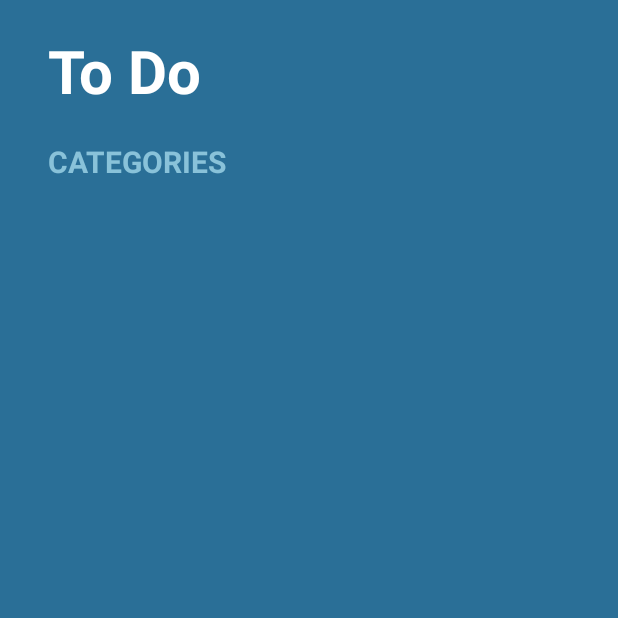
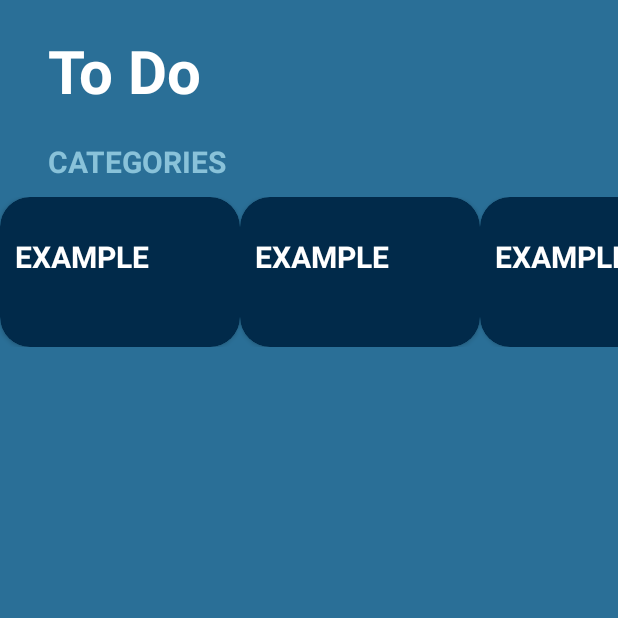
Before and after one commit to fitocr97/ToDo, an Android app: the screen it shows after launch (MainActivity), on a phone screen of 412 x 824 dp, the top half of it. Run offline under Robolectric (Android 15) with nearby library versions, the phone set to English and light mode, and no system bars.

Commit message:
The classes used by the recycler view to display data were created: CategoriesAdapter, CategoriesViewHolder, TaskCategory, and the card that will display the category information.

```diff
--- /dev/null
+++ b/app/src/main/java/com/example/todo/CategoriesAdapter.kt
@@ -0,0 +1,21 @@
+package com.example.todo
+
+import android.view.LayoutInflater
+import android.view.ViewGroup
+import androidx.recyclerview.widget.RecyclerView
+
+class CategoriesAdapter(private val categories:List<TaskCategory>):
+    RecyclerView.Adapter<CategoriesViewHolder>() {
+    override fun onCreateViewHolder(parent: ViewGroup, viewType: Int): CategoriesViewHolder {
+        val view = LayoutInflater.from(parent.context).inflate(R.layout.item_task_category,parent, false) //saca el contexto de el componente
+        return CategoriesViewHolder(view)
+    }
+
+    override fun getItemCount(): Int { //returns the length of the list
+        return categories.size
+    }
+
+    override fun onBindViewHolder(holder: CategoriesViewHolder, position: Int) {
+        holder.render(categories[position])
+    }
+}
--- /dev/null
+++ b/app/src/main/java/com/example/todo/CategoriesViewHolder.kt
@@ -0,0 +1,14 @@
+package com.example.todo
+
+import android.view.View
+import android.widget.TextView
+import androidx.recyclerview.widget.RecyclerView
+
+class CategoriesViewHolder(view:View) : RecyclerView.ViewHolder(view){
+    private val tvCategoryName:TextView = view.findViewById(R.id.tvCategoryMame)
+    private val divider:View = view.findViewById(R.id.divider)
+
+    fun render(taskCategory: TaskCategory){
+        tvCategoryName.text = "Example"
+    }
+}
--- a/app/src/main/java/com/example/todo/MainActivity.kt
+++ b/app/src/main/java/com/example/todo/MainActivity.kt
@@ -2,10 +2,35 @@ package com.example.todo
 
 import androidx.appcompat.app.AppCompatActivity
 import android.os.Bundle
+import androidx.recyclerview.widget.LinearLayoutManager
+import androidx.recyclerview.widget.RecyclerView
+
+private lateinit var rvCategories :RecyclerView
+private lateinit var categoriesAdapter: CategoriesAdapter
 
 class MainActivity : AppCompatActivity() {
+
+    private val categories = listOf(
+        TaskCategory.Personal,
+        TaskCategory.Business,
+        TaskCategory.Other
+    )
+
     override fun onCreate(savedInstanceState: Bundle?) {
         super.onCreate(savedInstanceState)
         setContentView(R.layout.activity_main)
+
+        initComponent()
+        initUi()
+    }
+
+    private fun initComponent() {
+        rvCategories = findViewById(R.id.rvCategories)
+    }
+
+    private fun initUi() {
+        categoriesAdapter = CategoriesAdapter(categories)
+        rvCategories.layoutManager = LinearLayoutManager(this, LinearLayoutManager.HORIZONTAL, false)
+        rvCategories.adapter = categoriesAdapter
     }
 }
--- /dev/null
+++ b/app/src/main/res/layout/item_task_category.xml
@@ -0,0 +1,41 @@
+<?xml version="1.0" encoding="utf-8"?>
+<androidx.cardview.widget.CardView xmlns:android="http://schemas.android.com/apk/res/android"
+    android:layout_width="160dp"
+    android:layout_height="100dp"
+    xmlns:app="http://schemas.android.com/apk/res-auto"
+    app:cardBackgroundColor="@color/background_card"
+    app:cardCornerRadius="20dp"
+    xmlns:tools="http://schemas.android.com/tools"
+    >
+
+    <androidx.appcompat.widget.LinearLayoutCompat
+        android:layout_width="match_parent"
+        android:layout_height="wrap_content"
+        android:orientation="vertical"
+        android:gravity="center_vertical"
+        android:layout_marginVertical="26dp"
+        android:layout_marginHorizontal="10dp"
+        >
+
+        <TextView
+            android:id="@+id/tvCategoryMame"
+            android:layout_width="wrap_content"
+            android:layout_height="wrap_content"
+            tools:text="PRrueba"
+            android:textStyle="bold"
+            android:textAllCaps="true"
+            android:textSize="20sp"
+            android:textColor="@color/white"
+            />
+
+        <View
+            android:id="@+id/divider"
+            android:layout_width="wrap_content"
+            android:layout_height="2dp"
+            tools:background="@color/white"
+            />
+
+
+    </androidx.appcompat.widget.LinearLayoutCompat>
+
+</androidx.cardview.widget.CardView>
--- a/app/src/main/res/values/colors.xml
+++ b/app/src/main/res/values/colors.xml
@@ -4,7 +4,7 @@
     <color name="white">#FFFFFFFF</color>
 
     <!-- colors  -->
-    <color name="background_car">#012A4A</color>
+    <color name="background_card">#012A4A</color>
     <color name="background_disable">#A9D6E5</color>
     <color name="background_app">#2A6F97</color>
     <color name="subtitle_Text">#89C2D9</color>
```
